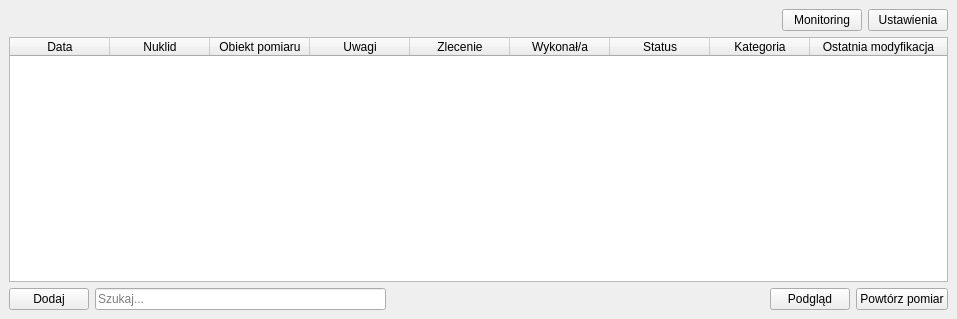
This is UI/RecordTDK/mainwindow.ui in ziemastz/SL as Qt 5 draws it before an edit. The edited form follows.
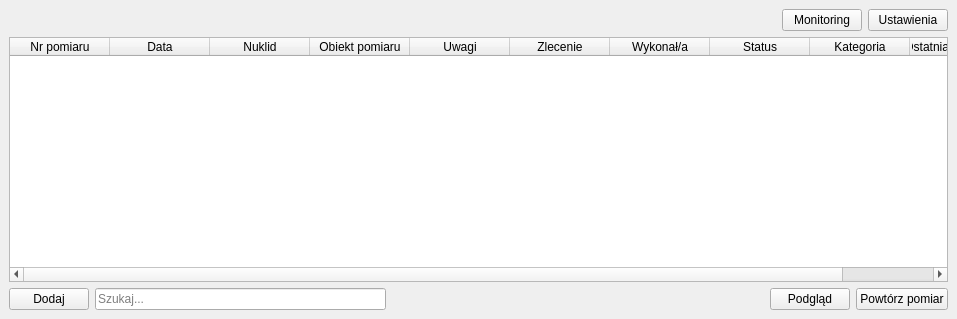
This is the edited form.

What changed in the file:
```diff
--- a/UI/RecordTDK/mainwindow.ui
+++ b/UI/RecordTDK/mainwindow.ui
@@ -51,6 +51,11 @@
       <attribute name="horizontalHeaderStretchLastSection">
        <bool>true</bool>
       </attribute>
+      <column>
+       <property name="text">
+        <string>Nr pomiaru</string>
+       </property>
+      </column>
       <column>
        <property name="text">
         <string>Data</string>
```
